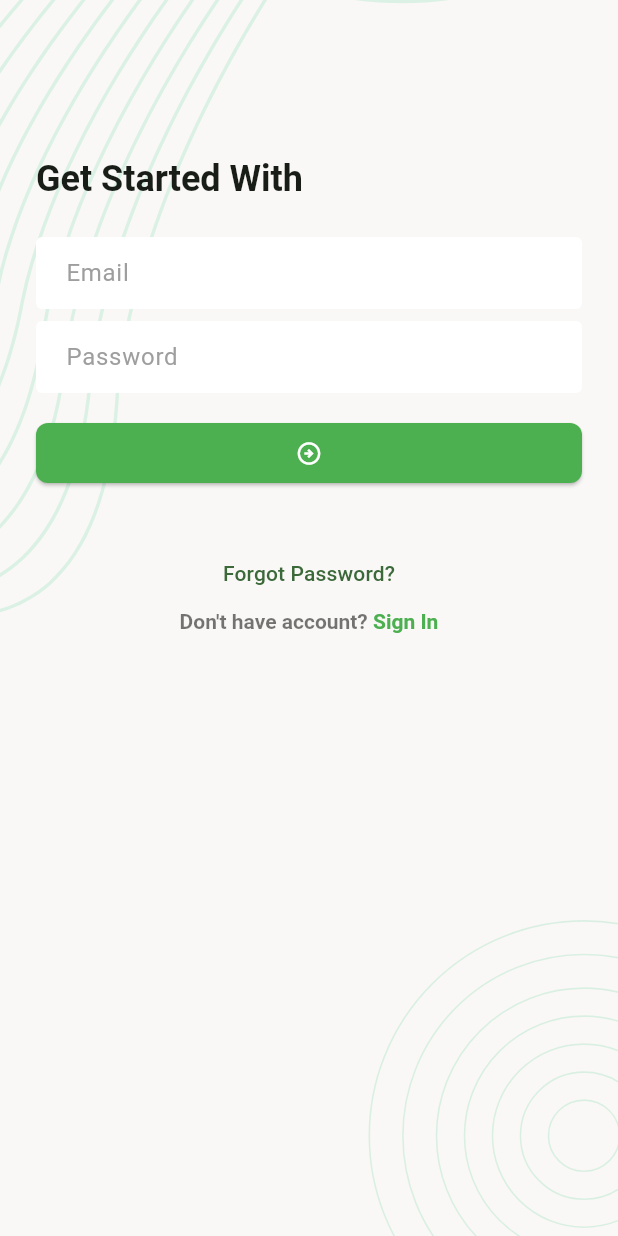
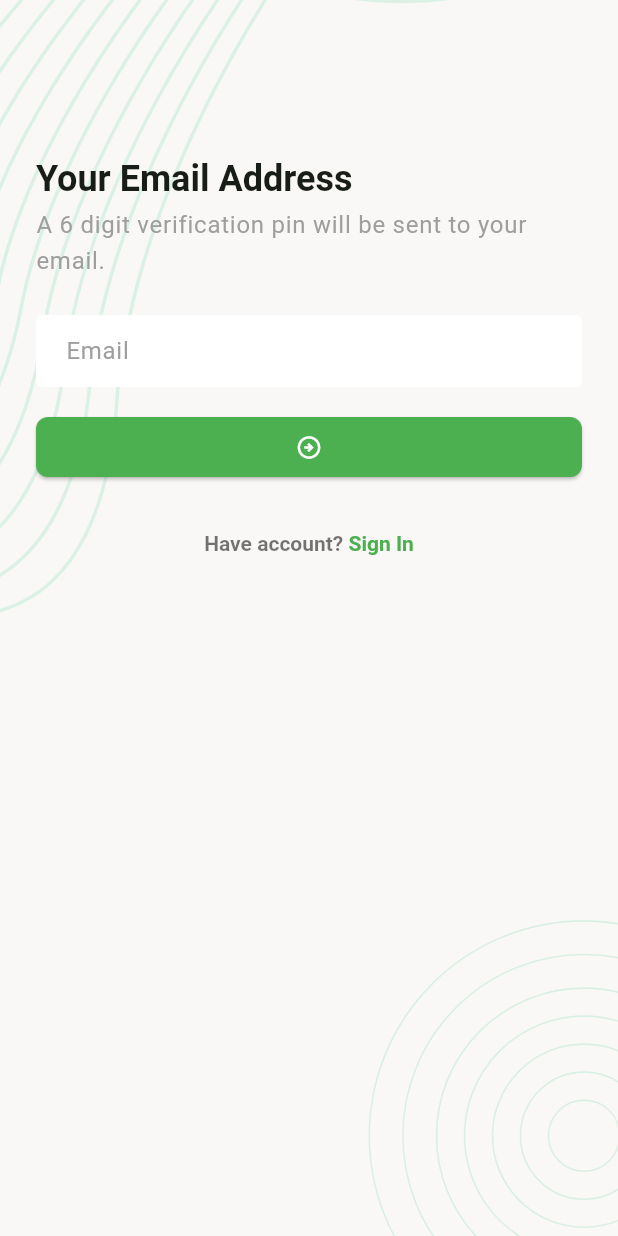
Before and after one commit to RafatMeraz/ostad_flutter_batch_nine, a Flutter app: the screen it shows after launch, after a tap on "Forgot Password?", on a phone screen of 412 x 824 dp. Run offline on Flutter 3.47's test engine with Material 3 defaults, Android fonts, the phone set to English and light mode, and no system bars; our stand-ins replace flutter_svg, pin_code_fields.

Commit message:
Add forgot password flow screens ui

```diff
--- /dev/null
+++ b/lib/ui/screens/forgot_password_verify_email_screen.dart
@@ -0,0 +1,104 @@
+import 'package:flutter/gestures.dart';
+import 'package:flutter/material.dart';
+import 'package:ostad_flutter_batch_nine/ui/screens/forgot_password_pin_verification_screen.dart';
+import 'package:ostad_flutter_batch_nine/ui/widgets/screen_background.dart';
+
+class ForgotPasswordVerifyEmailScreen extends StatefulWidget {
+  const ForgotPasswordVerifyEmailScreen({super.key});
+
+  @override
+  State<ForgotPasswordVerifyEmailScreen> createState() => _ForgotPasswordVerifyEmailScreenState();
+}
+
+class _ForgotPasswordVerifyEmailScreenState extends State<ForgotPasswordVerifyEmailScreen> {
+  final TextEditingController _emailTEController = TextEditingController();
+  final GlobalKey<FormState> _formKey = GlobalKey<FormState>();
+
+  @override
+  Widget build(BuildContext context) {
+    return Scaffold(
+      body: ScreenBackground(
+        child: Padding(
+          padding: const EdgeInsets.all(24),
+          child: Form(
+            key: _formKey,
+            child: Column(
+              crossAxisAlignment: CrossAxisAlignment.start,
+              children: [
+                const SizedBox(height: 80),
+                Text(
+                  'Your Email Address',
+                  style: Theme.of(context).textTheme.titleLarge,
+                ),
+                const SizedBox(height: 4),
+                Text(
+                  'A 6 digit verification pin will be sent to your email.',
+                  style: Theme.of(context).textTheme.bodyLarge?.copyWith(
+                    color: Colors.grey
+                  ),
+                ),
+                const SizedBox(height: 24),
+                TextFormField(
+                  textInputAction: TextInputAction.next,
+                  keyboardType: TextInputType.emailAddress,
+                  controller: _emailTEController,
+                  decoration: const InputDecoration(
+                    hintText: 'Email',
+                  ),
+                ),
+                const SizedBox(height: 16),
+                ElevatedButton(
+                  onPressed: _onTapSubmitButton,
+                  child: const Icon(Icons.arrow_circle_right_outlined),
+                ),
+                const SizedBox(height: 32),
+                Center(
+                  child: RichText(
+                    text: TextSpan(
+                      style: const TextStyle(
+                        color: Colors.black54,
+                        fontWeight: FontWeight.w600,
+                        fontSize: 14,
+                      ),
+                      children: [
+                        const TextSpan(text: "Have account? "),
+                        TextSpan(
+                          text: 'Sign In',
+                          style: const TextStyle(
+                            color: Colors.green,
+                            fontWeight: FontWeight.bold,
+                          ),
+                          recognizer: TapGestureRecognizer()
+                            ..onTap = _onTapSignInButton,
+                        ),
+                      ],
+                    ),
+                  ),
+                )
+              ],
+            ),
+          ),
+        ),
+      ),
+    );
+  }
+
+  void _onTapSubmitButton() {
+    Navigator.push(
+      context,
+      MaterialPageRoute(
+        builder: (context) => const ForgotPasswordPinVerificationScreen(),
+      ),
+    );
+  }
+
+  void _onTapSignInButton() {
+    Navigator.pop(context);
+  }
+
+  @override
+  void dispose() {
+    _emailTEController.dispose();
+    super.dispose();
+  }
+}
--- a/lib/ui/screens/login_screen.dart
+++ b/lib/ui/screens/login_screen.dart
@@ -1,5 +1,7 @@
 import 'package:flutter/gestures.dart';
 import 'package:flutter/material.dart';
+import 'package:ostad_flutter_batch_nine/ui/screens/forgot_password_verify_email_screen.dart';
+import 'package:ostad_flutter_batch_nine/ui/screens/register_screen.dart';
 import 'package:ostad_flutter_batch_nine/ui/widgets/screen_background.dart';
 
 class LoginScreen extends StatefulWidget {
@@ -10,12 +12,18 @@ class LoginScreen extends StatefulWidget {
 }
 
 class _LoginScreenState extends State<LoginScreen> {
+  final TextEditingController _emailTEController = TextEditingController();
+  final TextEditingController _passwordTEController = TextEditingController();
+  final GlobalKey<FormState> _formKey = GlobalKey<FormState>();
+
   @override
   Widget build(BuildContext context) {
     return Scaffold(
       body: ScreenBackground(
         child: Padding(
           padding: const EdgeInsets.all(24),
+          child: Form(
+            key: _formKey,
             child: Column(
               crossAxisAlignment: CrossAxisAlignment.start,
               children: [
@@ -26,12 +34,16 @@ class _LoginScreenState extends State<LoginScreen> {
                 ),
                 const SizedBox(height: 24),
                 TextFormField(
+                  textInputAction: TextInputAction.next,
+                  keyboardType: TextInputType.emailAddress,
+                  controller: _emailTEController,
                   decoration: const InputDecoration(
                     hintText: 'Email',
                   ),
                 ),
                 const SizedBox(height: 8),
                 TextFormField(
+                  controller: _passwordTEController,
                   decoration: const InputDecoration(
                     hintText: 'Password',
                   ),
@@ -46,7 +58,7 @@ class _LoginScreenState extends State<LoginScreen> {
                   child: Column(
                     children: [
                       TextButton(
-                      onPressed: _onTapSignInButton,
+                        onPressed: _onTapForgotPasswordButton,
                         child: const Text('Forgot Password?'),
                       ),
                       RichText(
@@ -59,13 +71,13 @@ class _LoginScreenState extends State<LoginScreen> {
                           children: [
                             const TextSpan(text: "Don't have account? "),
                             TextSpan(
-                            text: "Sign In",
+                              text: 'Sign Up',
                               style: const TextStyle(
                                 color: Colors.green,
                                 fontWeight: FontWeight.bold,
                               ),
                               recognizer: TapGestureRecognizer()
-                              ..onTap = _onTapSignInButton,
+                                ..onTap = _onTapSignUpButton,
                             ),
                           ],
                         ),
@@ -77,10 +89,32 @@ class _LoginScreenState extends State<LoginScreen> {
             ),
           ),
         ),
+      ),
     );
   }
 
-  void _onTapForgotPasswordButton() {}
+  void _onTapForgotPasswordButton() {
+    Navigator.push(
+      context,
+      MaterialPageRoute(
+        builder: (context) => const ForgotPasswordVerifyEmailScreen(),
+      ),
+    );
+  }
 
-  void _onTapSignInButton() {}
+  void _onTapSignUpButton() {
+    Navigator.push(
+      context,
+      MaterialPageRoute(
+        builder: (context) => const RegisterScreen(),
+      ),
+    );
   }
+
+  @override
+  void dispose() {
+    _emailTEController.dispose();
+    _passwordTEController.dispose();
+    super.dispose();
+  }
+}
--- a/pubspec.yaml
+++ b/pubspec.yaml
@@ -14,6 +14,7 @@ dependencies:
     sdk: flutter
   cupertino_icons: ^1.0.8
   flutter_svg: ^2.0.17
+  pin_code_fields: ^8.0.1
 
 dev_dependencies:
   flutter_test:
```
Also changed, not shown: lib/ui/screens/forgot_password_pin_verification_screen.dart (added, +120 -0 lines), lib/ui/screens/register_screen.dart (added, +134 -0 lines), lib/ui/screens/reset_password_screen.dart (added, +113 -0 lines), pubspec.lock. Lines whose indentation alone changed are shown as unchanged.
